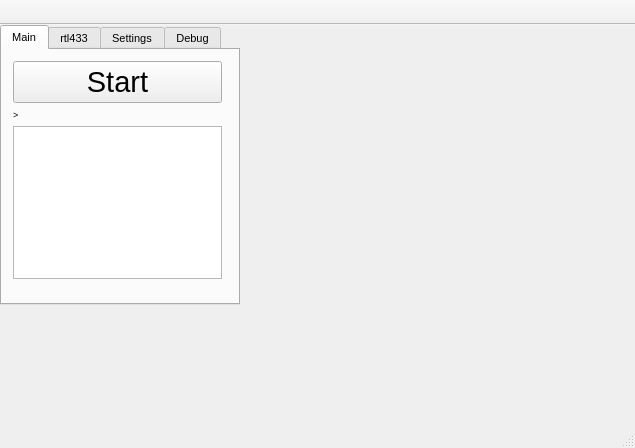
The window that mainwindow.ui (rfilipovich/pressure_sniffer) describes before a commit, drawn with Qt 5.
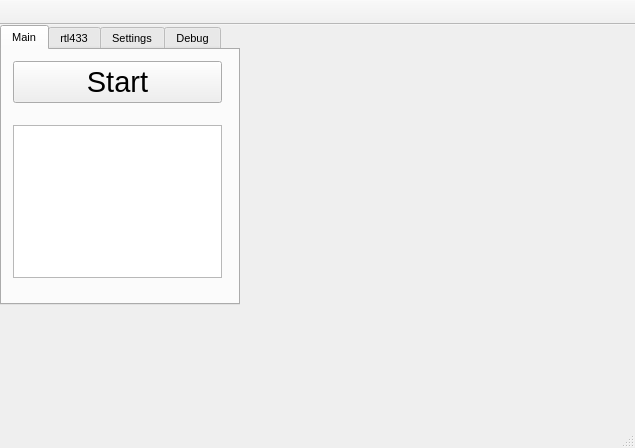
The same window after the commit.

Commit message: fixed json arsing for the input packages from the rtl433. added showing the input recs via the Dialog on the main tab

```diff
--- a/mainwindow.ui
+++ b/mainwindow.ui
@@ -94,10 +94,12 @@
          <property name="font">
           <font>
            <pointsize>7</pointsize>
+           <weight>75</weight>
+           <bold>true</bold>
           </font>
          </property>
          <property name="text">
-          <string>&gt;</string>
+          <string/>
          </property>
         </widget>
        </item>
```
Left out of the diff: 2 changed lines with no effect on the pictures. The commit also changes 4 other files.
